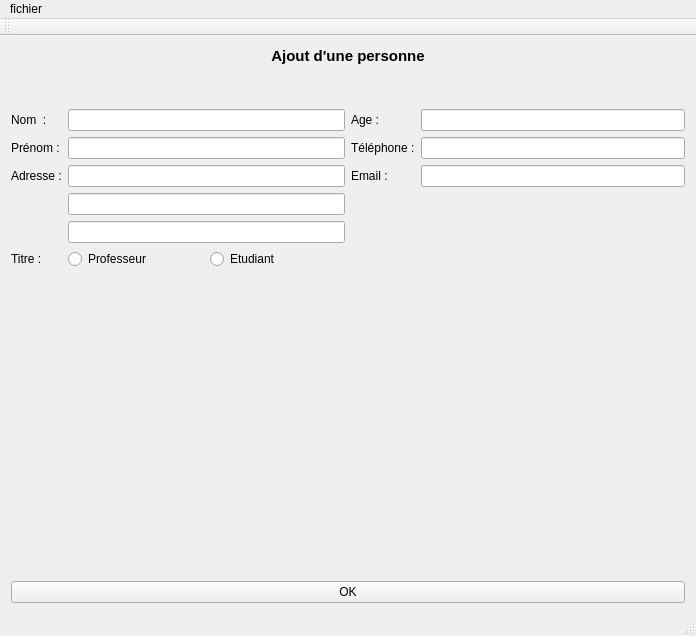
ttiennot/polymorphisme, file poly/poly.ui: the form before one commit.
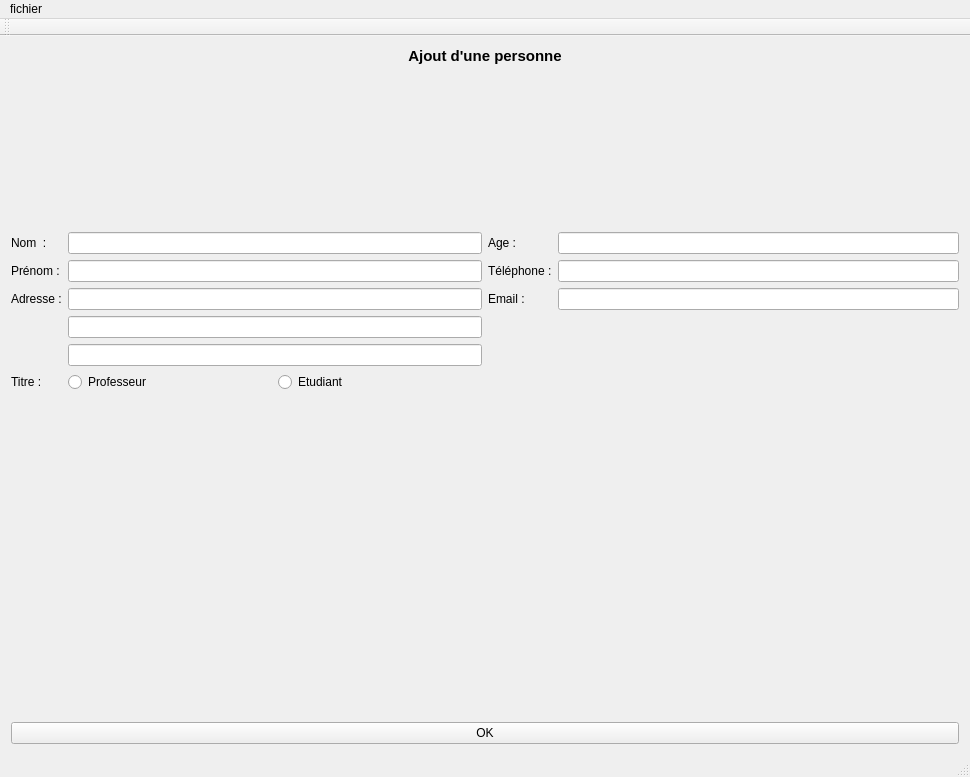
The form after the commit. Custom widgets are drawn as their Qt base class.

The edit to the form file:
```diff
--- a/poly/poly.ui
+++ b/poly/poly.ui
@@ -6,8 +6,8 @@
    <rect>
     <x>0</x>
     <y>0</y>
-    <width>696</width>
-    <height>636</height>
+    <width>970</width>
+    <height>777</height>
    </rect>
   </property>
   <property name="sizePolicy">
@@ -182,7 +182,7 @@
     <rect>
      <x>0</x>
      <y>0</y>
-     <width>696</width>
+     <width>970</width>
      <height>21</height>
     </rect>
    </property>
```
